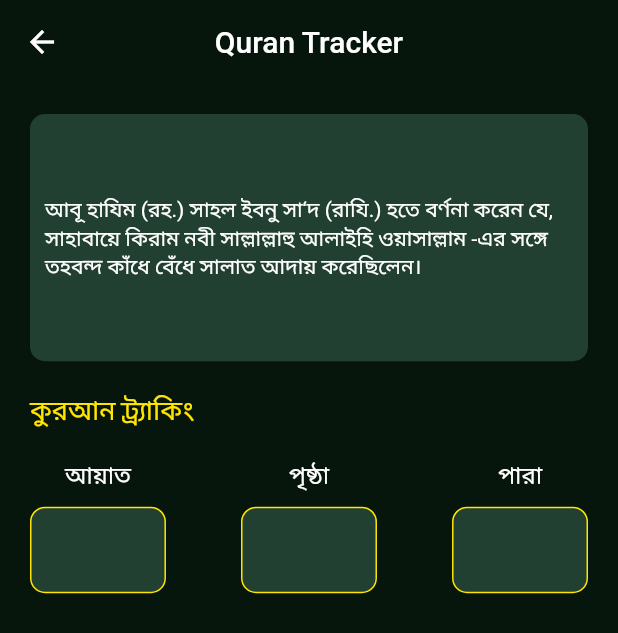
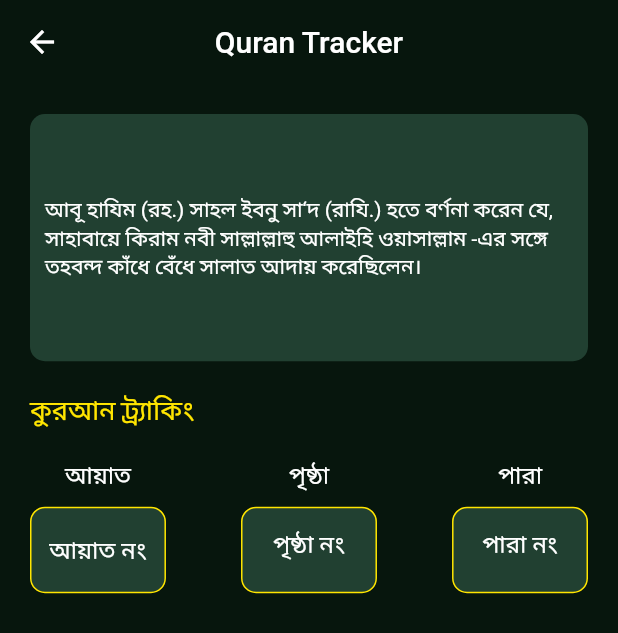
Before and after one commit to MehediHasannOvi/ramadanplanner, a Flutter app: the QuranTrackerView screen opened by its route, on a phone screen of 412 x 824 dp. Shown: the top 633 px of the screen. Run offline on Flutter 3.47's test engine with Material 2 defaults, Android fonts, the phone set to English and light mode, and no system bars; our stand-ins replace adhan, get, hijri, hive, hive_flutter, pie_chart and 1 more; accounts and stored records are empty.

Commit message:
qurantracker

```diff
--- a/lib/app/modules/QuranTracker/views/quran_tracker_view.dart
+++ b/lib/app/modules/QuranTracker/views/quran_tracker_view.dart
@@ -61,12 +61,28 @@ class QuranTrackerView extends GetView<QuranTrackerController> {
                       Container(
                         height: 7.h,
                         width: 22.w,
+                        alignment: Alignment.center,
                         decoration: BoxDecoration(
                           border: Border.all(
                             color: AppColors.quaternaryColor,
                           ),
                           borderRadius: BorderRadius.circular(10),
                           color: AppColors.secondaryColor,
+                        ),
+                        child: TextFormField(
+                          controller: controller.ayatController,
+                          textAlign: TextAlign.center,
+                          keyboardType: TextInputType.number,
+                          decoration: const InputDecoration(
+                            border: InputBorder.none,
+                            hintText: "আয়াত নং",
+                            hintStyle: TextStyle(
+                              color: Colors.white,
+                            ),
+                          ),
+                          style: const TextStyle(
+                            color: Colors.white,
+                          ),
                         ),
                       )
                     ],
@@ -90,6 +106,21 @@ class QuranTrackerView extends GetView<QuranTrackerController> {
                           borderRadius: BorderRadius.circular(10),
                           color: AppColors.secondaryColor,
                         ),
+                        child: TextFormField(
+                          controller: controller.pageController,
+                          textAlign: TextAlign.center,
+                          keyboardType: TextInputType.number,
+                          decoration: const InputDecoration(
+                            border: InputBorder.none,
+                            hintText: "পৃষ্ঠা নং",
+                            hintStyle: TextStyle(
+                              color: Colors.white,
+                            ),
+                          ),
+                          style: const TextStyle(
+                            color: Colors.white,
+                          ),
+                        ),
                       )
                     ],
                   ),
@@ -112,11 +143,47 @@ class QuranTrackerView extends GetView<QuranTrackerController> {
                           borderRadius: BorderRadius.circular(10),
                           color: AppColors.secondaryColor,
                         ),
+                        child: TextFormField(
+                          controller: controller.paraController,
+                          textAlign: TextAlign.center,
+                          keyboardType: TextInputType.number,
+                          decoration: const InputDecoration(
+                            border: InputBorder.none,
+                            hintText: "পারা নং",
+                            hintStyle: TextStyle(
+                              color: Colors.white,
+                            ),
+                          ),
+                          style: const TextStyle(
+                            color: Colors.white,
+                          ),
+                        ),
                       )
                     ],
                   )
                 ],
-              )
+              ),
+              const SizedBox(
+                height: 40,
+              ),
+              GetBuilder<QuranTrackerController>(
+                init: QuranTrackerController(),
+                initState: (_) {},
+                builder: (_) {
+                  return Visibility(
+                    visible: controller.visibility,
+                    child: Center(
+                      child: MaterialButton(
+                          onPressed: () {},
+                          child: AppText(
+                            text: "সাবমিট",
+                            fontSize: 16,
+                            color: Colors.white,
+                          )),
+                    ),
+                  );
+                },
+              ),
             ],
           ),
         ));
```
Also changed, not shown: lib/app/modules/DailyTracking/controllers/daily_tracking_controller.dart (+2 -45 lines), lib/app/modules/DailyTracking/views/daily_tracking_view.dart (+30 -66 lines), lib/app/modules/PrayTracker/views/pray_tracker_view.dart (+25 -51 lines), lib/app/modules/QuranTracker/controllers/quran_tracker_controller.dart (+19 -16 lines), lib/app/modules/home/views/home_view.dart (+5 -4 lines).
